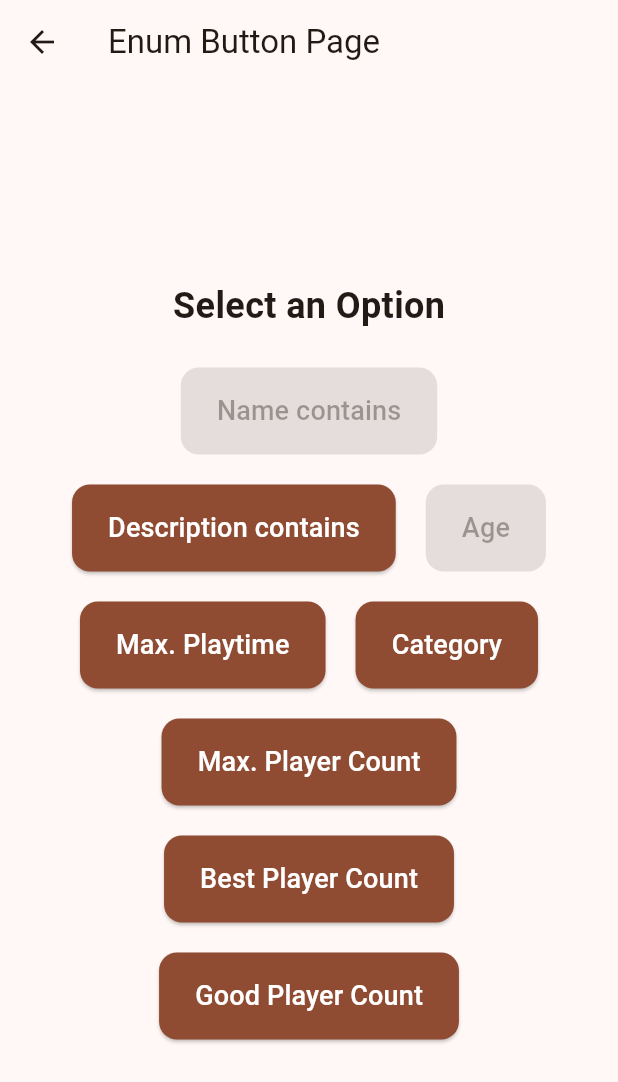
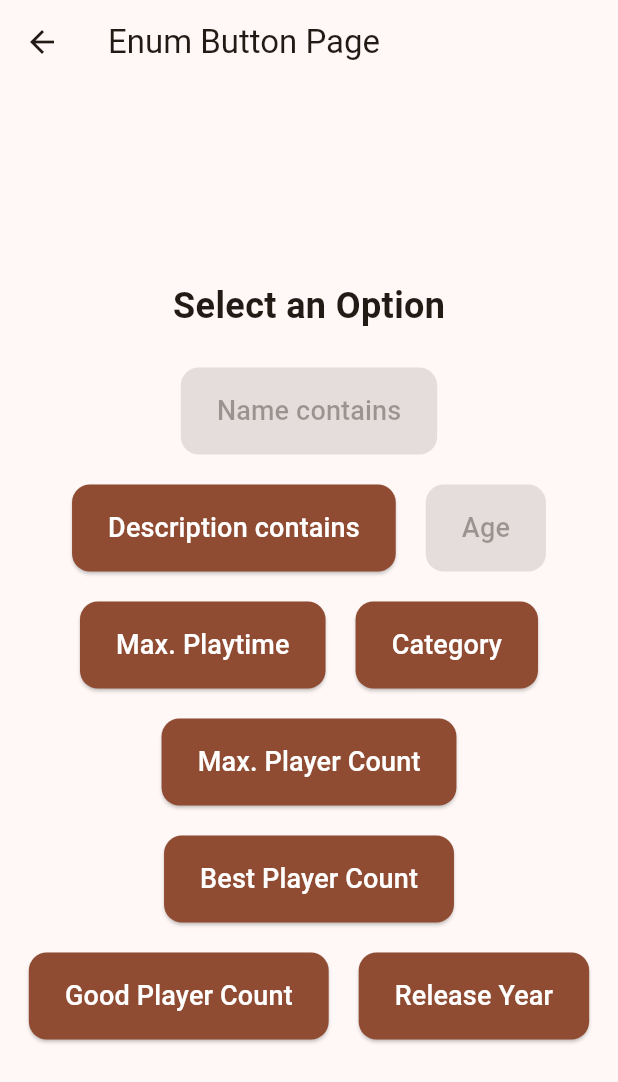
Before and after one commit to krahl-jan/bgsearchapp, a Flutter app: the OptionSelection screen opened directly, on a phone screen of 412 x 824 dp. Shown: the top 1082 px of the screen. Run offline on Flutter 3.47's test engine with Material 3 defaults, Android fonts, the phone set to English and light mode, and no system bars; our stand-ins replace google_fonts, html_unescape, isar, loading_animation_widget; missing offline and left inert: number_paginator; accounts and stored records are empty; generated files the repository leaves out were written again; Roboto replaces fonts that are missing (ABeeZee).

Commit message:
add release year option

```diff
--- a/lib/2_application/options/library/option_fields.dart
+++ b/lib/2_application/options/library/option_fields.dart
@@ -16,7 +16,10 @@ enum OptionField {
   bestPlayers(
       displayString: "Best Player Count", optionFieldType: OptionFieldType.int),
   bestOrGoodPlayerCount(
-      displayString: "Good Player Count", optionFieldType: OptionFieldType.int);
+      displayString: "Good Player Count", optionFieldType: OptionFieldType.int),
+  releaseYear(
+      displayString: "Release Year", optionFieldType: OptionFieldType.int),
+      ;
 
   const OptionField({
     required this.displayString,
@@ -44,4 +47,5 @@ var intRangeMap = <OptionField, OptionIntRange>{
   OptionField.bestPlayers: OptionIntRange.bestPlayers,
   OptionField.maxPlaytime: OptionIntRange.maxPlaytime,
   OptionField.maxPlayers: OptionIntRange.maxPlayers,
+  OptionField.releaseYear: OptionIntRange.releaseYear,
 };
--- a/lib/2_application/options/library/option_int_ranges.dart
+++ b/lib/2_application/options/library/option_int_ranges.dart
@@ -4,6 +4,7 @@ enum OptionIntRange {
   maxPlayers(low: 0, high: 20, steps: 20),
   bestPlayers(low: 0, high: 20, steps: 20),
   bestOrGoodPlayerCount(low: 0, high: 20, steps: 20),
+  releaseYear(low: 1980, high: 2026, steps: 46),
   fallback(low: 0, high: 20, steps: 20)
   ;
 
--- a/lib/2_application/options/options.dart
+++ b/lib/2_application/options/options.dart
@@ -112,6 +112,10 @@ class OptionInt extends Option {
 
   @override
   getValue2() {
+    if (highValue == range.high) {
+      // maximum of range means any value
+      return 10000;
+    }
     return highValue;
   }
 }
```
Also changed, not shown: lib/0_data/repository.dart (+6 -5 lines).
